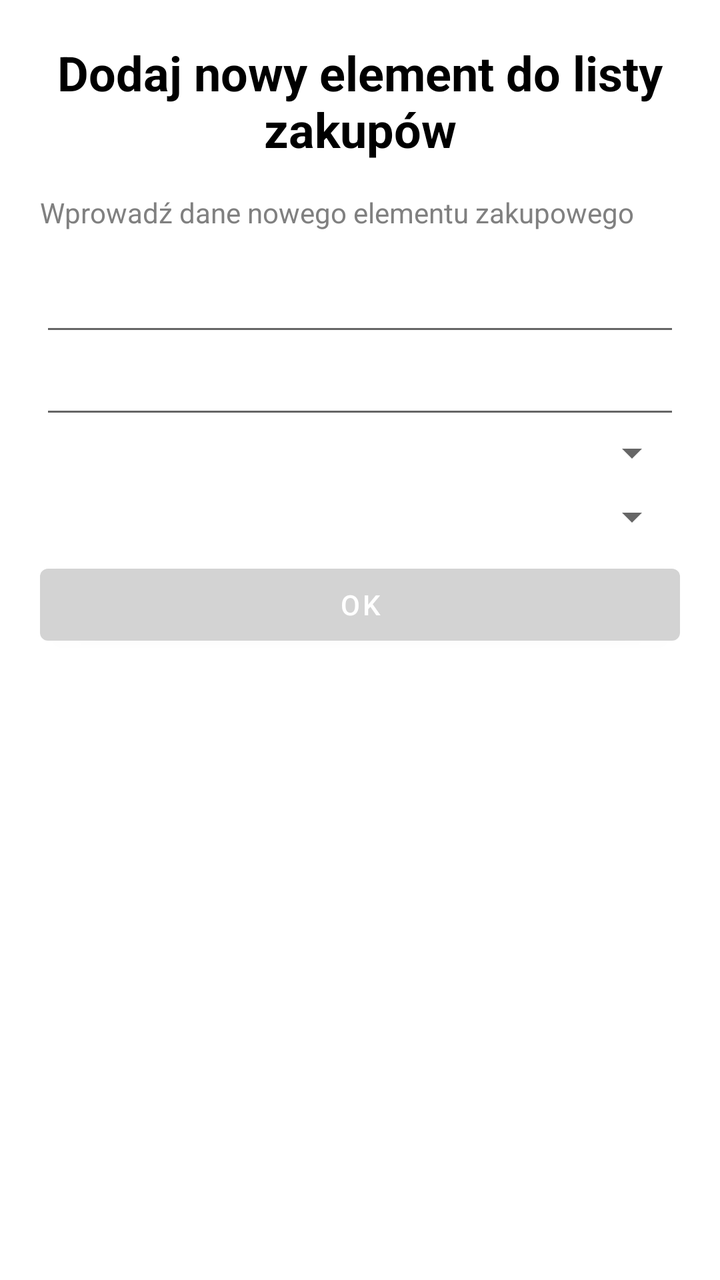
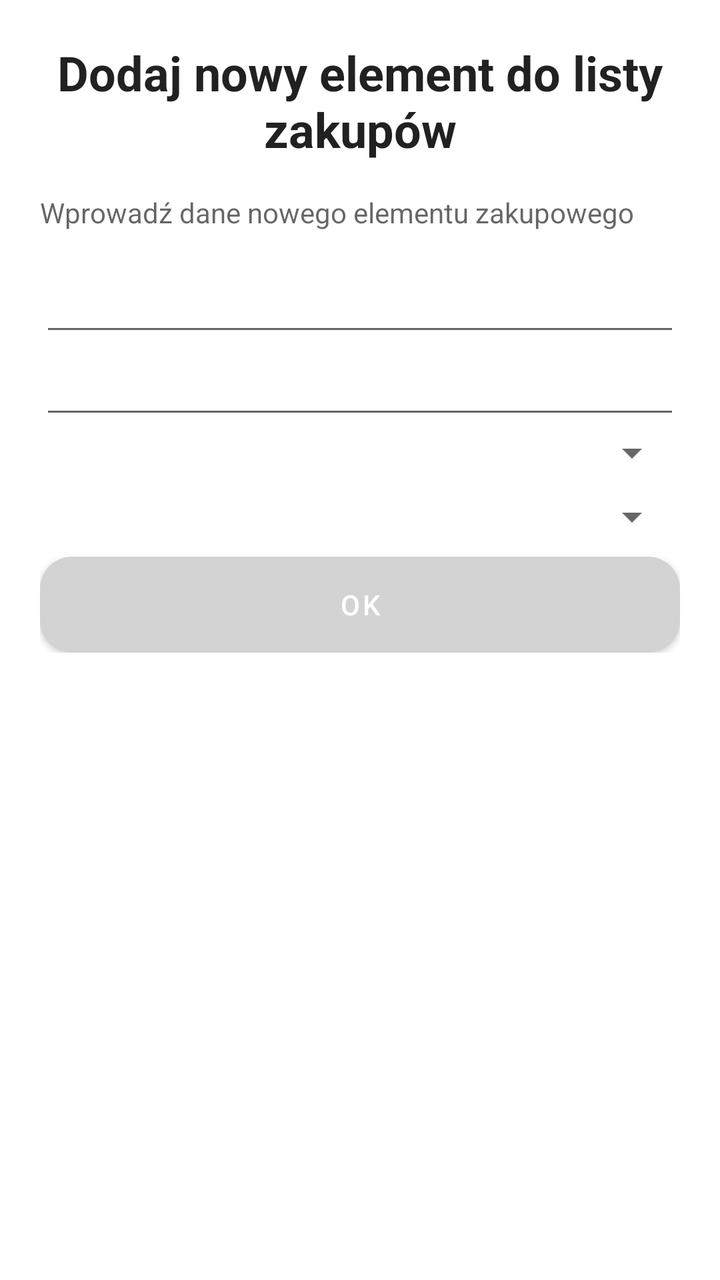

An Android layout rendered at two revisions. The XML below is the earlier revision; the diff shows what the commit changed to produce the second picture.
<!-- AndroidManifest.xml: application theme Theme.ShoppingList -->
<!-- res/layout/new_ingredient_to_list_dialog_layout.xml -->
<?xml version="1.0" encoding="utf-8"?>
<LinearLayout xmlns:android="http://schemas.android.com/apk/res/android"
    android:layout_width="match_parent"
    android:layout_height="wrap_content"
    android:orientation="vertical"
    android:padding="20dp">

    <TextView
        android:layout_width="match_parent"
        android:layout_height="wrap_content"
        android:layout_marginBottom="16dp"
        android:gravity="center"
        android:text="Dodaj nowy element do listy zakupów"
        android:textColor="@color/black"
        android:textSize="24sp"
        android:textStyle="bold" />

    <TextView
        android:layout_width="match_parent"
        android:layout_height="wrap_content"
        android:text="Wprowadź dane nowego elementu zakupowego"
        android:textSize="14sp"
        android:textColor="@color/gray"
        android:layout_marginBottom="16dp" />

        <EditText
            android:id="@+id/editTextName"
            android:layout_width="match_parent"
            android:layout_height="wrap_content"
            android:inputType="text"
            android:maxLines="1" />

        <EditText
            android:id="@+id/editTextAmount"
            android:layout_width="match_parent"
            android:layout_height="wrap_content"
            android:inputType="number"
            android:maxLines="1" />

        <androidx.appcompat.widget.AppCompatSpinner
            android:id="@+id/spinnerAmountType"
            android:layout_width="match_parent"
            android:layout_height="wrap_content"
            android:layout_marginBottom="8dp" />

        <androidx.appcompat.widget.AppCompatSpinner
            android:id="@+id/spinnerCategory"
            android:layout_width="match_parent"
            android:layout_height="wrap_content"
            android:layout_marginBottom="8dp" />

    <LinearLayout
        android:layout_width="match_parent"
        android:layout_height="wrap_content"
        android:orientation="horizontal"
        android:gravity="end">

        <Button
            android:id="@+id/buttonOk"
            android:layout_width="wrap_content"
            android:layout_height="wrap_content"
            android:layout_weight="1"
            android:text="OK" />

    </LinearLayout>

</LinearLayout>
<!-- resources referenced by this layout -->
<resources>
  <color name="black">#FF000000</color>
  <color name="gray">#FF808080</color>s
  <style name="Theme.ShoppingList" parent="Theme.MaterialComponents.DayNight.NoActionBar">
          
          <item name="colorPrimary">@color/light_gray</item>
          <item name="colorPrimaryVariant">@color/gray</item>
          <item name="colorOnPrimary">@color/white</item>
          
          <item name="colorSecondary">@color/teal_200</item>
          <item name="colorSecondaryVariant">@color/teal_700</item>
          <item name="colorOnSecondary">@color/black</item>
          
          <item name="android:statusBarColor">?attr/colorPrimaryVariant</item>
          
      </style>
  <color name="light_gray">#FFD3D3D3</color>
  <color name="white">#FFFFFFFF</color>
  <color name="teal_200">#FF03DAC5</color>
  <color name="teal_700">#FF018786</color>
</resources>

<!-- the commit's change to res/layout/new_ingredient_to_list_dialog_layout.xml (unified diff, before → after) -->
@@ -11,7 +11,7 @@
         android:layout_marginBottom="16dp"
         android:gravity="center"
         android:text="Dodaj nowy element do listy zakupów"
-        android:textColor="@color/black"
+        android:textColor="?android:attr/textColorPrimary"
         android:textSize="24sp"
         android:textStyle="bold" />
 
@@ -20,7 +20,7 @@
         android:layout_height="wrap_content"
         android:text="Wprowadź dane nowego elementu zakupowego"
         android:textSize="14sp"
-        android:textColor="@color/gray"
+        android:textColor="?android:attr/textColorSecondary"
         android:layout_marginBottom="16dp" />
 
         <EditText
@@ -55,9 +55,10 @@
         android:orientation="horizontal"
         android:gravity="end">
 
-        <Button
+        <com.google.android.material.button.MaterialButton
             android:id="@+id/buttonOk"
-            android:layout_width="wrap_content"
+            style="@style/Widget.ShoppingList.Button.Primary"
+            android:layout_width="0dp"
             android:layout_height="wrap_content"
             android:layout_weight="1"
             android:text="OK" />
<!-- resource entries referenced after the edit -->
@@ -1,7 +1,14 @@
 <!-- resources referenced by this layout -->
 <resources>
+  <style name="Widget.ShoppingList.Button.Primary" parent="Widget.MaterialComponents.Button">
+          <item name="cornerRadius">@dimen/corner_radius_button</item>
+          <item name="android:minHeight">48dp</item>
+          <item name="android:insetTop">0dp</item>
+          <item name="android:insetBottom">0dp</item>
+          <item name="android:textAllCaps">false</item>
+      </style>
   <color name="black">#FF000000</color>
-  <color name="gray">#FF808080</color>s
+  <color name="gray">#FF808080</color>
   <style name="Theme.ShoppingList" parent="Theme.MaterialComponents.DayNight.NoActionBar">
           
           <item name="colorPrimary">@color/light_gray</item>
@@ -13,8 +20,10 @@
           <item name="colorOnSecondary">@color/black</item>
           
           <item name="android:statusBarColor">?attr/colorPrimaryVariant</item>
+          <item name="materialButtonStyle">@style/Widget.ShoppingList.Button.Primary</item>
           
       </style>
+  <dimen name="corner_radius_button">16dp</dimen>
   <color name="light_gray">#FFD3D3D3</color>
   <color name="white">#FFFFFFFF</color>
   <color name="teal_200">#FF03DAC5</color>
